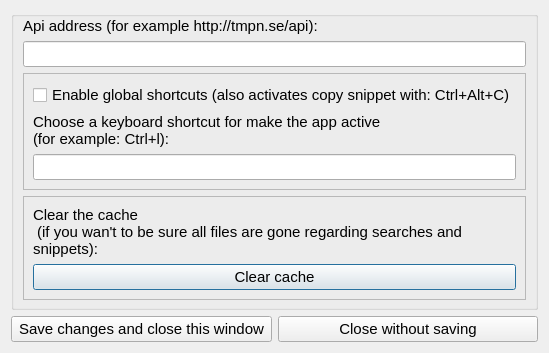
This is apps/Source_and_executables/Win_Mac_Linux/settingsdialog.ui in sebastianlundin/ProjectX as Qt 5 draws it before an edit. The edited form follows.
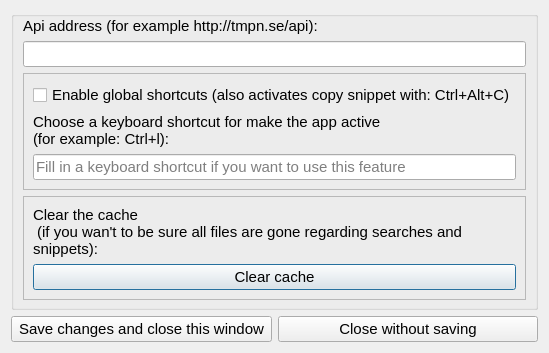
This is the edited form.

Commit message: fixing feedback features

What changed in the file:
```diff
--- a/apps/Source_and_executables/Win_Mac_Linux/settingsdialog.ui
+++ b/apps/Source_and_executables/Win_Mac_Linux/settingsdialog.ui
@@ -132,6 +132,9 @@
              <pointsize>11</pointsize>
             </font>
            </property>
+           <property name="placeholderText">
+            <string>Fill in a keyboard shortcut if you want to use this feature</string>
+           </property>
           </widget>
          </item>
         </layout>
```
The commit also changes 10 other files.
